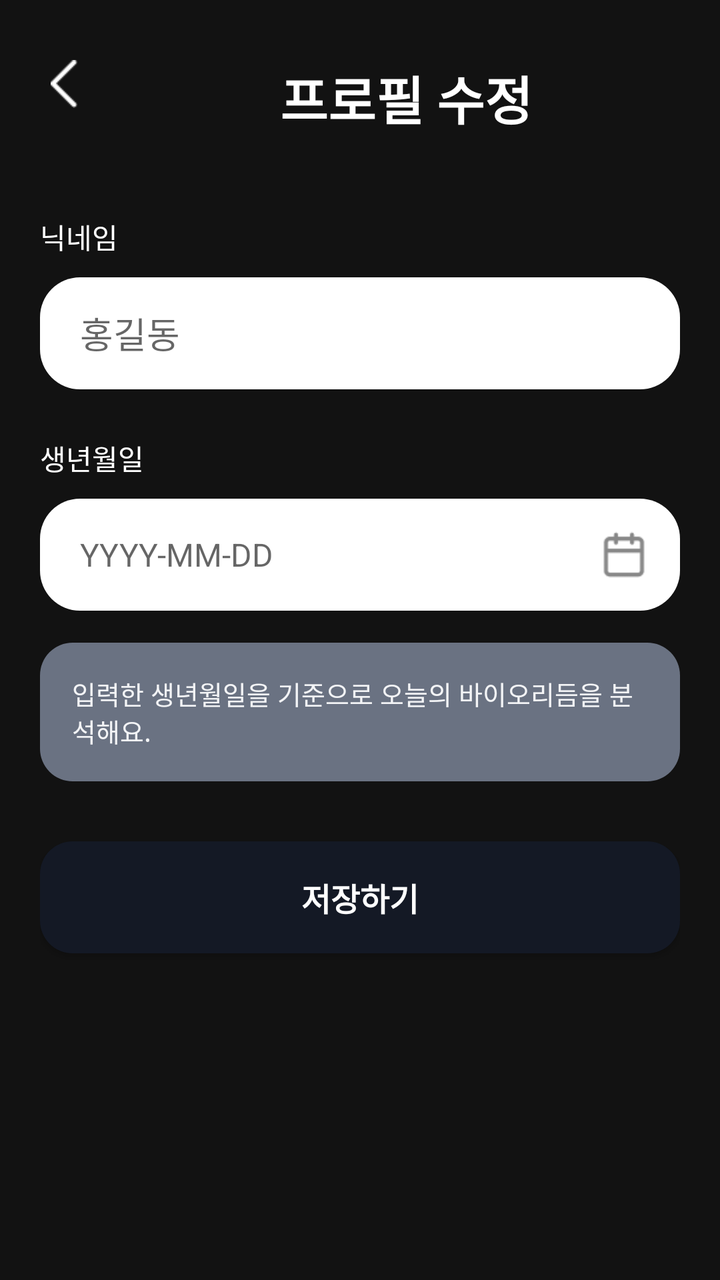
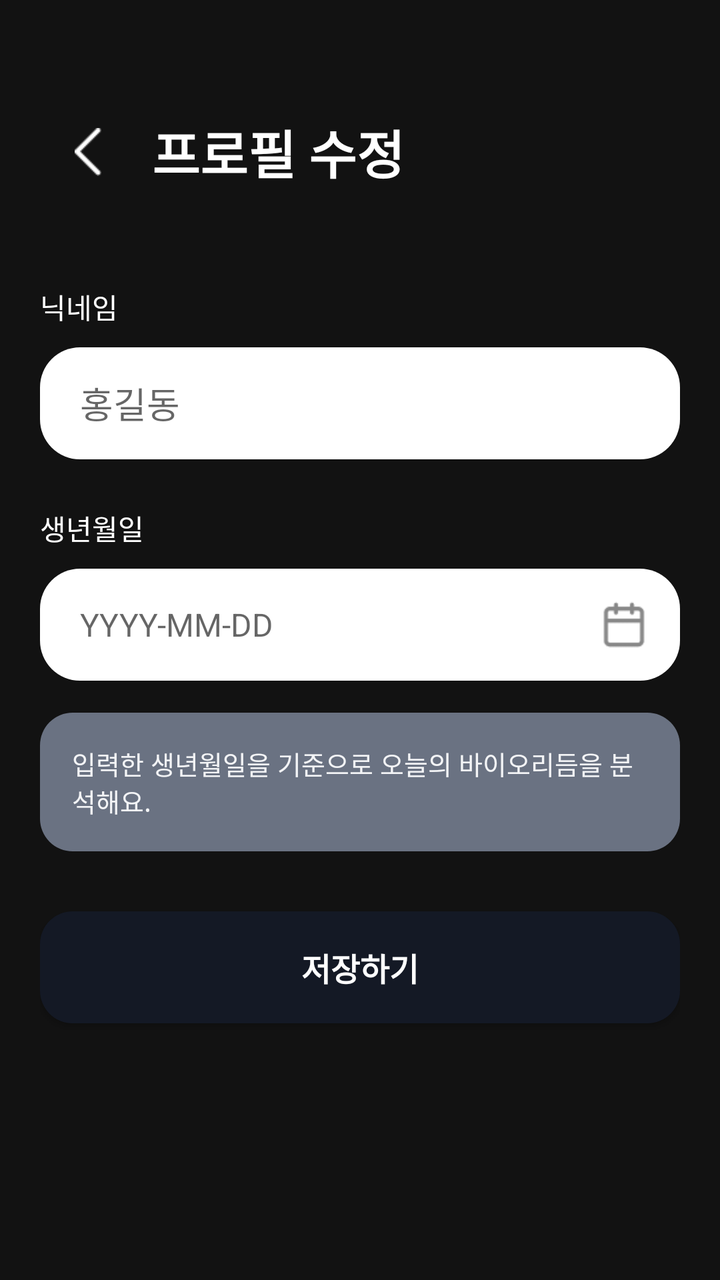

Screens rendered from an Android XML layout before and after an edit, with the pre-edit source and the edit as a unified diff.
<!-- AndroidManifest.xml: activity theme Theme.AppCompat.Light.NoActionBar -->
<!-- res/layout/activity_profile_edit.xml -->
<?xml version="1.0" encoding="utf-8"?>
<androidx.constraintlayout.widget.ConstraintLayout
    xmlns:android="http://schemas.android.com/apk/res/android"
    xmlns:app="http://schemas.android.com/apk/res-auto"
    xmlns:tools="http://schemas.android.com/tools"
    android:layout_width="match_parent"
    android:layout_height="match_parent"
    android:background="#121212"
    android:padding="20dp">

    <ImageView
        android:id="@+id/btn_back"
        android:layout_width="24dp"
        android:layout_height="24dp"
        android:src="@drawable/ic_back"
        app:tint="#FFFFFF"
        app:layout_constraintStart_toStartOf="parent"
        app:layout_constraintTop_toTopOf="parent"
        android:layout_marginTop="10dp"/>

    <TextView
        android:id="@+id/tv_title"
        android:layout_width="wrap_content"
        android:layout_height="wrap_content"
        android:layout_marginStart="96dp"
        android:text="프로필 수정"
        android:textColor="#FFFFFF"
        android:textSize="26sp"
        android:textStyle="bold"
        app:layout_constraintBottom_toBottomOf="@id/btn_back"
        app:layout_constraintStart_toEndOf="@id/btn_back"
        app:layout_constraintTop_toTopOf="@id/btn_back"
        app:layout_constraintVertical_bias="0.0" />

    <TextView
        android:id="@+id/label_nickname"
        android:layout_width="wrap_content"
        android:layout_height="wrap_content"
        android:text="닉네임"
        android:textColor="#FFFFFF"
        android:textSize="14sp"
        android:layout_marginTop="40dp"
        app:layout_constraintStart_toStartOf="parent"
        app:layout_constraintTop_toBottomOf="@id/tv_title"/>

    <EditText
        android:id="@+id/et_nickname"
        android:layout_width="match_parent"
        android:layout_height="56dp"
        android:layout_marginTop="10dp"
        android:background="@drawable/bg_rounded_white"
        android:hint="홍길동"
        android:paddingHorizontal="20dp"
        android:textColor="#000000"
        android:inputType="text"
        android:maxLines="1"
        app:layout_constraintTop_toBottomOf="@id/label_nickname"/>
    <TextView
        android:id="@+id/label_birthdate"
        android:layout_width="wrap_content"
        android:layout_height="wrap_content"
        android:text="생년월일"
        android:textColor="#FFFFFF"
        android:textSize="14sp"
        android:layout_marginTop="24dp"
        app:layout_constraintStart_toStartOf="parent"
        app:layout_constraintTop_toBottomOf="@id/et_nickname"/>

    <TextView
        android:id="@+id/tv_birthdate"
        android:layout_width="match_parent"
        android:layout_height="56dp"
        android:layout_marginTop="10dp"
        android:background="@drawable/bg_rounded_white"
        android:gravity="center_vertical"
        android:hint="YYYY-MM-DD"
        android:paddingHorizontal="20dp"
        android:textColor="#000000"
        android:textSize="16sp"
        android:clickable="true"
        android:focusable="true"
        app:layout_constraintTop_toBottomOf="@id/label_birthdate"/>

    <ImageView
        android:id="@+id/iv_calendar_icon"
        android:layout_width="24dp"
        android:layout_height="24dp"
        android:src="@drawable/ic_calendar"
        android:layout_marginEnd="16dp"
        app:tint="#888888"
        app:layout_constraintEnd_toEndOf="@id/tv_birthdate"
        app:layout_constraintTop_toTopOf="@id/tv_birthdate"
        app:layout_constraintBottom_toBottomOf="@id/tv_birthdate"/>

    <androidx.cardview.widget.CardView
        android:id="@+id/calendarCardView"
        android:layout_width="match_parent"
        android:layout_height="wrap_content"
        android:layout_marginTop="8dp"
        app:cardCornerRadius="12dp"
        app:cardElevation="8dp"
        android:visibility="gone"
        app:layout_constraintTop_toBottomOf="@id/tv_birthdate"
        app:layout_constraintStart_toStartOf="parent"
        app:layout_constraintEnd_toEndOf="parent">

        <LinearLayout
            android:layout_width="match_parent"
            android:layout_height="wrap_content"
            android:orientation="vertical"
            android:padding="16dp">

            <com.prolificinteractive.materialcalendarview.MaterialCalendarView
                android:id="@+id/calendarView"
                android:layout_width="match_parent"
                android:layout_height="300dp" />

            <LinearLayout
                android:layout_width="match_parent"
                android:layout_height="wrap_content"
                android:orientation="horizontal"
                android:gravity="end"
                android:layout_marginTop="8dp">
            </LinearLayout>
        </LinearLayout>
    </androidx.cardview.widget.CardView>

    <TextView
        android:id="@+id/tv_info_message"
        android:layout_width="match_parent"
        android:layout_height="wrap_content"
        android:text="입력한 생년월일을 기준으로 오늘의 바이오리듬을 분석해요."
        android:textColor="#F3F4F6"
        android:background="@drawable/bg_rounded_gray"
        android:padding="16dp"
        android:layout_marginTop="16dp"
        android:textSize="13sp"
        app:layout_constraintTop_toBottomOf="@id/calendarCardView"
        app:layout_constraintStart_toStartOf="parent"
        app:layout_constraintEnd_toEndOf="parent"/>

    <android.widget.Button
        android:id="@+id/btn_save"
        android:layout_width="match_parent"
        android:layout_height="56dp"
        android:text="저장하기"
        android:textColor="#FFFFFF"
        android:textSize="16sp"
        android:textStyle="bold"
        android:background="@drawable/bg_rounded_navy"
        android:layout_marginTop="30dp"
        android:layout_marginBottom="20dp"
        app:layout_constraintTop_toBottomOf="@id/tv_info_message"
        app:layout_constraintBottom_toBottomOf="parent"
        app:layout_constraintVertical_bias="0.0"/>

</androidx.constraintlayout.widget.ConstraintLayout>
<!-- resources referenced by this layout -->
<resources>
  <!-- drawable bg_rounded_gray (drawable) -->
  <?xml version="1.0" encoding="utf-8"?>
  <shape xmlns:android="http://schemas.android.com/apk/res/android">
      <solid android:color="#6A7282"/> <corners android:radius="16.4dp"/>
  </shape>
  <!-- drawable bg_rounded_navy (drawable) -->
  <?xml version="1.0" encoding="utf-8"?>
  <shape xmlns:android="http://schemas.android.com/apk/res/android">
      <solid android:color="#141925"/> <corners android:radius="16.4dp"/>
  </shape>
  <!-- drawable bg_rounded_white (drawable) -->
  <?xml version="1.0" encoding="utf-8"?>
  <shape xmlns:android="http://schemas.android.com/apk/res/android">
      <solid android:color="#FFFFFF"/> <corners android:radius="20dp"/> </shape>
  <!-- drawable ic_back: png bitmap (drawable, 178 bytes) -->
  <!-- drawable ic_calendar: png bitmap (drawable, 489 bytes) -->
</resources>

<!-- the commit's change to res/layout/activity_profile_edit.xml (unified diff, before → after) -->
@@ -2,7 +2,6 @@
 <androidx.constraintlayout.widget.ConstraintLayout
     xmlns:android="http://schemas.android.com/apk/res/android"
     xmlns:app="http://schemas.android.com/apk/res-auto"
-    xmlns:tools="http://schemas.android.com/tools"
     android:layout_width="match_parent"
     android:layout_height="match_parent"
     android:background="#121212"
@@ -10,38 +9,39 @@
 
     <ImageView
         android:id="@+id/btn_back"
-        android:layout_width="24dp"
-        android:layout_height="24dp"
+        android:layout_width="48dp"
+        android:layout_height="48dp"
+        android:background="?attr/selectableItemBackgroundBorderless"
+        android:padding="12dp"
         android:src="@drawable/ic_back"
-        app:tint="#FFFFFF"
         app:layout_constraintStart_toStartOf="parent"
         app:layout_constraintTop_toTopOf="parent"
-        android:layout_marginTop="10dp"/>
+        android:layout_marginTop="32dp"
+        app:tint="#FFFFFF" />
 
     <TextView
         android:id="@+id/tv_title"
         android:layout_width="wrap_content"
         android:layout_height="wrap_content"
-        android:layout_marginStart="96dp"
+        android:layout_marginStart="8dp"
         android:text="프로필 수정"
         android:textColor="#FFFFFF"
         android:textSize="26sp"
         android:textStyle="bold"
         app:layout_constraintBottom_toBottomOf="@id/btn_back"
         app:layout_constraintStart_toEndOf="@id/btn_back"
-        app:layout_constraintTop_toTopOf="@id/btn_back"
-        app:layout_constraintVertical_bias="0.0" />
+        app:layout_constraintTop_toTopOf="@id/btn_back" />
 
     <TextView
         android:id="@+id/label_nickname"
         android:layout_width="wrap_content"
         android:layout_height="wrap_content"
+        android:layout_marginTop="48dp"
         android:text="닉네임"
         android:textColor="#FFFFFF"
         android:textSize="14sp"
-        android:layout_marginTop="40dp"
         app:layout_constraintStart_toStartOf="parent"
-        app:layout_constraintTop_toBottomOf="@id/tv_title"/>
+        app:layout_constraintTop_toBottomOf="@id/tv_title" />
 
     <EditText
         android:id="@+id/et_nickname"
@@ -55,6 +55,7 @@
         android:inputType="text"
         android:maxLines="1"
         app:layout_constraintTop_toBottomOf="@id/label_nickname"/>
+
     <TextView
         android:id="@+id/label_birthdate"
         android:layout_width="wrap_content"
